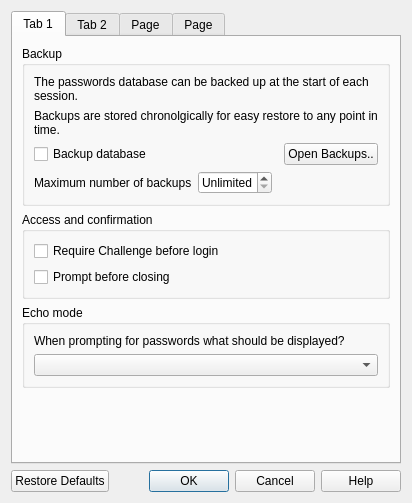
Qt form ui/preferencesdialog.ui (sysal1280/passwords) before a commit.
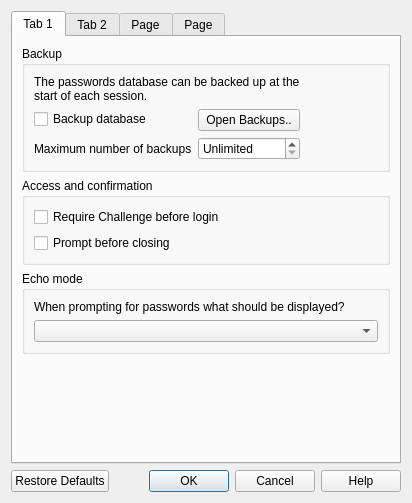
The same form after that commit.

Commit message: Fixed help button on key listing dialogs.

Diff of the .ui file:
```diff
--- a/ui/preferencesdialog.ui
+++ b/ui/preferencesdialog.ui
@@ -98,67 +98,30 @@
           <string>Backup</string>
          </property>
          <layout class="QGridLayout" name="gridLayout_2">
-          <item row="3" column="0" colspan="2">
-           <layout class="QHBoxLayout" name="horizontalLayout">
-            <item>
+          <item row="1" column="0">
+           <layout class="QFormLayout" name="formLayout_2">
+            <item row="0" column="0">
              <widget class="QCheckBox" name="checkBoxBackupDB">
               <property name="text">
                <string>Backup database</string>
               </property>
              </widget>
             </item>
-            <item>
-             <spacer name="horizontalSpacer">
-              <property name="orientation">
-               <enum>Qt::Orientation::Horizontal</enum>
-              </property>
-              <property name="sizeHint" stdset="0">
-               <size>
-                <width>40</width>
-                <height>20</height>
-               </size>
-              </property>
-             </spacer>
-            </item>
-            <item>
+            <item row="0" column="1">
              <widget class="QPushButton" name="pushButton">
               <property name="text">
                <string>Open Backups..</string>
               </property>
              </widget>
             </item>
-           </layout>
-          </item>
-          <item row="0" column="0" colspan="2">
-           <widget class="QLabel" name="label">
-            <property name="text">
-             <string>The passwords database can be backed up at the start of each session.</string>
-            </property>
-            <property name="wordWrap">
-             <bool>true</bool>
-            </property>
-           </widget>
-          </item>
-          <item row="1" column="0" colspan="2">
-           <widget class="QLabel" name="label_2">
-            <property name="text">
-             <string>Backups are stored chronolgically for easy restore to any point in time.</string>
-            </property>
-            <property name="wordWrap">
-             <bool>true</bool>
-            </property>
-           </widget>
-          </item>
-          <item row="4" column="0">
-           <layout class="QFormLayout" name="formLayout">
-            <item row="0" column="0">
+            <item row="1" column="0">
              <widget class="QLabel" name="label_12">
               <property name="text">
                <string>Maximum number of backups</string>
               </property>
              </widget>
             </item>
-            <item row="0" column="1">
+            <item row="1" column="1">
              <widget class="QSpinBox" name="spinBoxMaxBackups">
               <property name="minimumSize">
                <size>
@@ -179,6 +142,29 @@
             </item>
            </layout>
           </item>
+          <item row="0" column="0">
+           <widget class="QLabel" name="label">
+            <property name="text">
+             <string>The passwords database can be backed up at the start of each session.</string>
+            </property>
+            <property name="wordWrap">
+             <bool>true</bool>
+            </property>
+           </widget>
+          </item>
+          <item row="1" column="1">
+           <spacer name="horizontalSpacer">
+            <property name="orientation">
+             <enum>Qt::Orientation::Horizontal</enum>
+            </property>
+            <property name="sizeHint" stdset="0">
+             <size>
+              <width>40</width>
+              <height>20</height>
+             </size>
+            </property>
+           </spacer>
+          </item>
          </layout>
         </widget>
        </item>
```
The commit also changes 1 other file.
